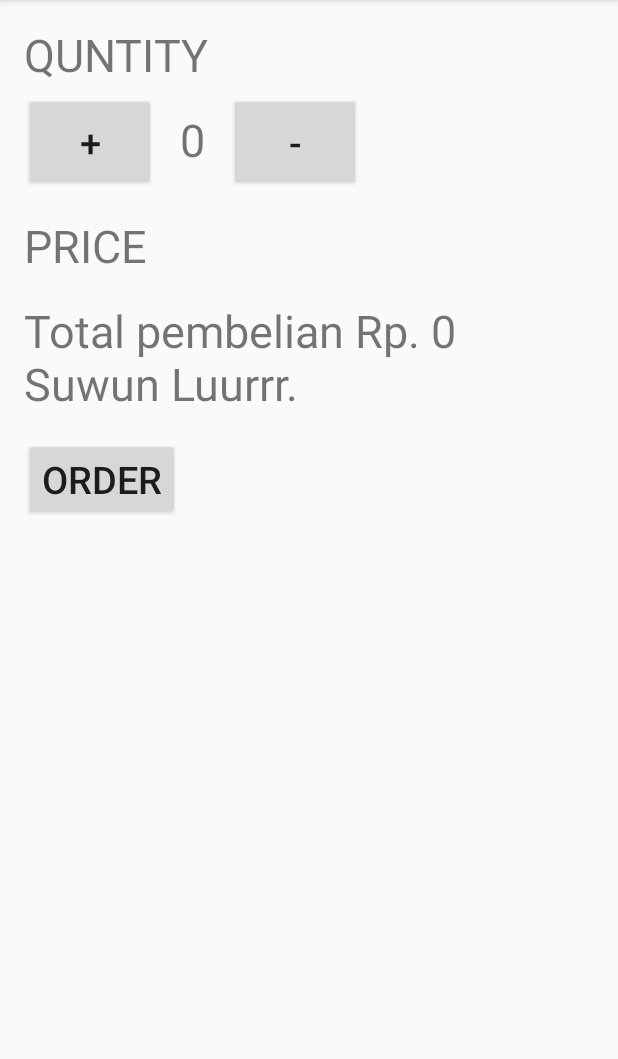
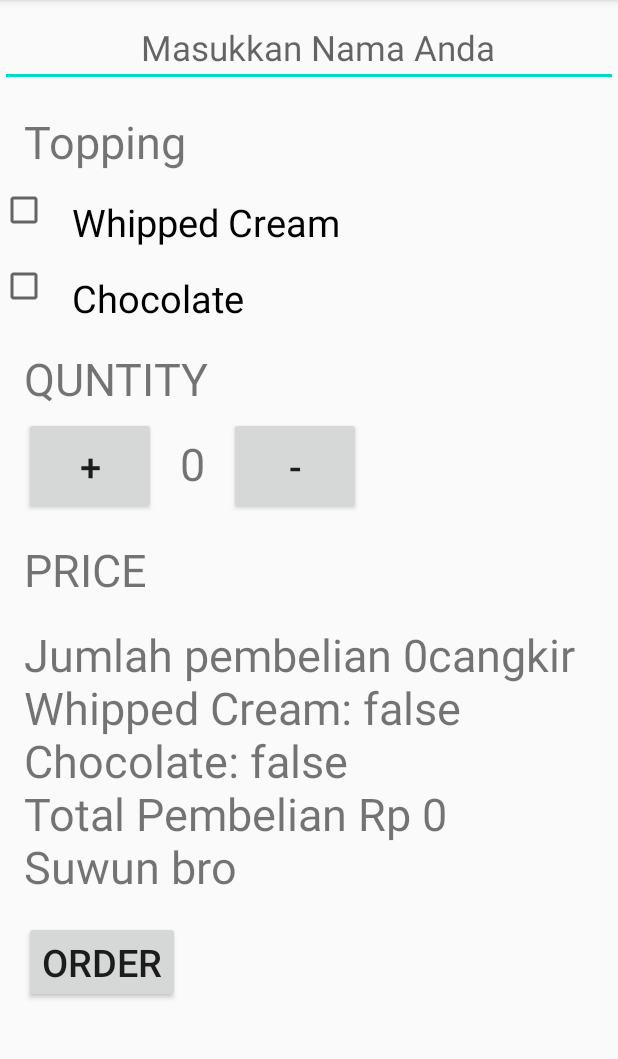
Before and after one commit to JakaMirnaFirmansyah20520017/JustJava, an Android app: the screen it shows after launch (MainActivity), after a tap on "ORDER", on a phone screen of 412 x 824 dp, the part 84-1143 px from its top. Run offline under Robolectric (Android 15) with nearby library versions, the phone set to English and light mode, and no system bars.

Commit message:
Tugas OOP
Membuat Checkbox dan Input Nama

```diff
--- a/app/src/main/java/com/example/justjava/MainActivity.java
+++ b/app/src/main/java/com/example/justjava/MainActivity.java
@@ -4,6 +4,8 @@ import androidx.appcompat.app.AppCompatActivity;
 
 import android.os.Bundle;
 import android.view.View;
+import android.widget.CheckBox;
+import android.widget.EditText;
 import android.widget.TextView;
 
 import org.w3c.dom.Text;
@@ -13,6 +15,8 @@ import java.util.Locale;
 
 public class MainActivity extends AppCompatActivity {
 int quantity = 0;
+EditText namaEditText;
+String nama;
     @Override
     protected void onCreate(Bundle savedInstanceState) {
         super.onCreate(savedInstanceState);
@@ -23,18 +27,41 @@ int quantity = 0;
         display(quantity);
     }
     public void decrement (View view) {
-        quantity = quantity - 1;
-        if (quantity < 0) {
-            System.out.println("Tidak Boleh Kurang dari Nol!");
+        if (quantity > 0) {
+            quantity = quantity - 1;
+            display(quantity);
         }
-        System.out.println("Terima kasih.");
-        display(quantity);
     }
     public void submitOrder(View view) {
-        int price = quantity * 5000;
-        String priceMessage = "Total pembelian Rp. " + price;
-        priceMessage = priceMessage + "\nSuwun Luurrr. ";
+        CheckBox wiphedCreamCheckbox = (CheckBox) findViewById(R.id.whipped_checkbox);
+        CheckBox chocoCheckbox  = (CheckBox) findViewById(R.id.chocolate_checkbox);
+        namaEditText = (EditText) findViewById(R.id.name_field);
+
+        boolean hasWiphedCream = wiphedCreamCheckbox.isChecked();
+        boolean hasChocolate    = chocoCheckbox.isChecked();
+        nama = namaEditText.getText().toString();
+
+        int price = calculatePrice(hasWiphedCream, hasChocolate);
+
+        String priceMessage = "Jumlah pembelian " + quantity + "cangkir" +
+                "\nWhipped Cream: " + hasWiphedCream +
+                "\nChocolate: " + hasChocolate +
+                "\nTotal Pembelian Rp " + price +
+                "\nSuwun bro " + nama;
         displayMessage(priceMessage);
+    }
+
+    private int calculatePrice(boolean addWiphedCream, boolean addChocolate) {
+        int basePrice = 5000;
+        int price = 0;
+        if(addWiphedCream) {
+            basePrice = basePrice + 1000;
+        }
+        if (addChocolate) {
+            basePrice = basePrice + 2000;
+        }
+
+        return price = quantity * basePrice;
     }
 
     private void displayMessage(String message) {
--- a/app/src/main/res/layout/activity_main.xml
+++ b/app/src/main/res/layout/activity_main.xml
@@ -1,12 +1,47 @@
 <?xml version="1.0" encoding="utf-8"?>
-<LinearLayout xmlns:android="http://schemas.android.com/apk/res/android"
+<ScrollView xmlns:android="http://schemas.android.com/apk/res/android"
     xmlns:app="http://schemas.android.com/apk/res-auto"
     xmlns:tools="http://schemas.android.com/tools"
+    android:layout_width="match_parent"
+    android:layout_height="match_parent">
+<LinearLayout
     android:layout_width="match_parent"
     android:layout_height="match_parent"
     tools:context=".MainActivity"
     android:orientation="vertical">
-
+    <EditText
+        android:layout_width="match_parent"
+        android:layout_height="wrap_content"
+        android:id="@+id/name_field"
+        android:hint="Masukkan Nama Anda"
+        android:textAlignment="center"
+        android:inputType="textCapWords"
+        android:textSize="23sp"
+        android:paddingTop="16dp"
+        android:paddingLeft="16dp" />
+    <TextView
+        android:layout_width="wrap_content"
+        android:layout_height="wrap_content"
+        android:text="Topping"
+        android:textSize="30sp"
+        android:paddingTop="16dp"
+        android:paddingLeft="16dp"/>
+    <CheckBox
+        android:layout_width="wrap_content"
+        android:layout_height="wrap_content"
+        android:text="Whipped Cream"
+        android:textSize="25sp"
+        android:paddingTop="16dp"
+        android:paddingLeft="16dp"
+        android:id="@+id/whipped_checkbox" />
+    <CheckBox
+        android:layout_width="wrap_content"
+        android:layout_height="wrap_content"
+        android:text="Chocolate"
+        android:textSize="25sp"
+        android:paddingTop="16dp"
+        android:paddingLeft="16dp"
+        android:id="@+id/chocolate_checkbox" />
     <TextView
         android:layout_width="wrap_content"
         android:layout_height="wrap_content"
@@ -75,3 +110,4 @@
         android:layout_marginLeft="16dp"
         android:onClick="submitOrder"/>
 </LinearLayout>
+</ScrollView>
```
